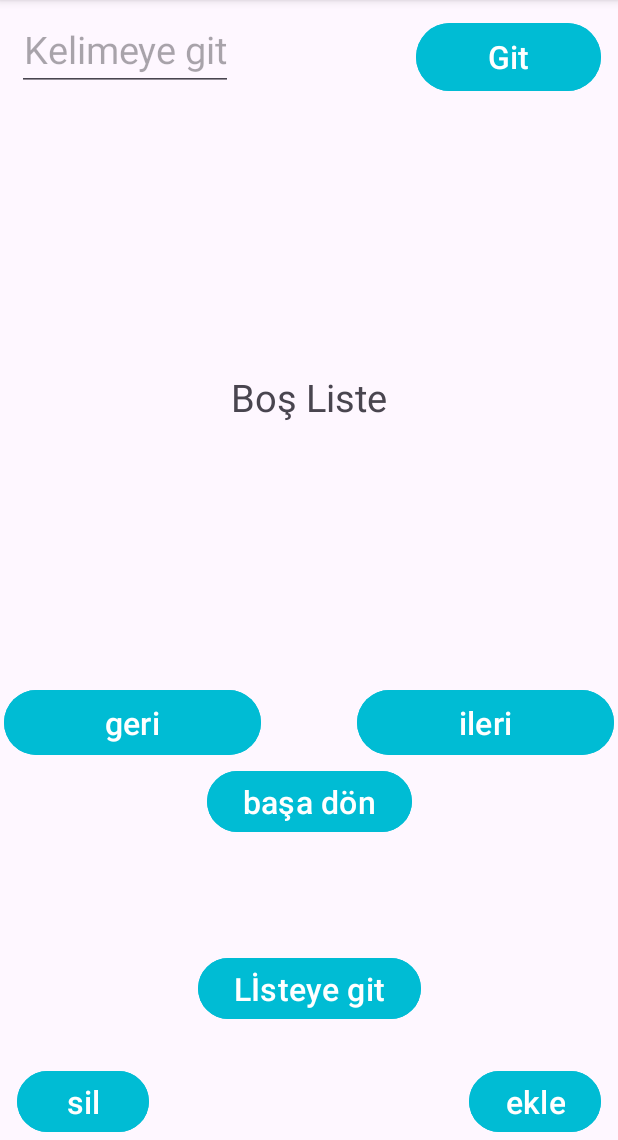
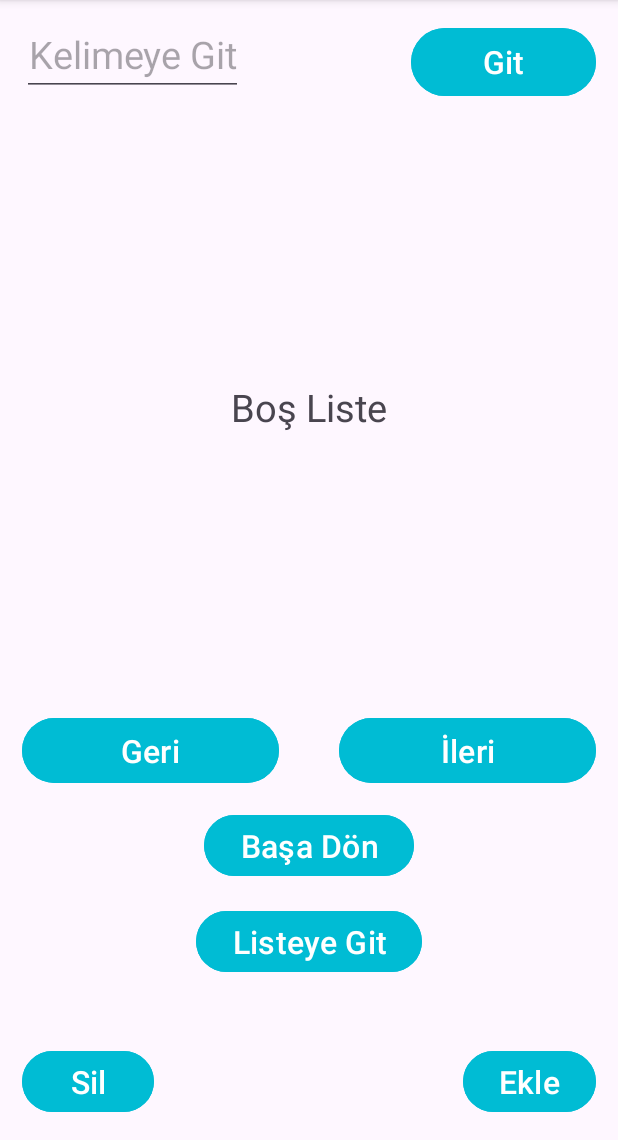
Before and after one commit to KursatCodes/Cards, an Android app: the fragment WordFragment placed in its activity, on a phone screen of 412 x 824 dp, the part 96-1236 px from its top. Run offline under Robolectric (Android 15) with nearby library versions, the phone set to English and light mode, and no system bars; our stand-ins replace AdMob, Room's generated code, RxJava.

Commit message:
Layout restorated.

```diff
--- a/app/src/main/res/layout/fragment_adder.xml
+++ b/app/src/main/res/layout/fragment_adder.xml
@@ -34,7 +34,7 @@
         android:layout_gravity="center"
         android:layout_marginTop="25dp"
         android:backgroundTint="#00BCD4"
-        android:text="kelime ekle"
+        android:text="Kelime Ekle"
         android:textSize="25sp" />
     <TextView
         android:id="@+id/textviewCase"
--- a/app/src/main/res/layout/fragment_enter.xml
+++ b/app/src/main/res/layout/fragment_enter.xml
@@ -12,7 +12,7 @@
         android:layout_width="173dp"
         android:layout_height="59dp"
         android:backgroundTint="#00BCD4"
-        android:text="Listeye git"
+        android:text="Listeye Git"
         android:textSize="23sp"
         android:layout_marginTop="71dp"
         app:layout_constraintEnd_toEndOf="parent"
@@ -25,7 +25,7 @@
         android:layout_height="59dp"
         android:layout_marginTop="71dp"
         android:backgroundTint="#00BCD4"
-        android:text="Kelime ekle"
+        android:text="Kelime Ekle"
         android:textSize="23sp"
         app:layout_constraintEnd_toEndOf="parent"
         app:layout_constraintHorizontal_bias="0.504"
@@ -38,7 +38,7 @@
         android:layout_height="59dp"
         android:layout_marginTop="100dp"
         android:backgroundTint="#00BCD4"
-        android:text="Çalışmaya başla"
+        android:text="Çalışmaya Başla"
         android:textSize="23sp"
         app:layout_constraintEnd_toEndOf="parent"
         app:layout_constraintStart_toStartOf="parent"
--- a/app/src/main/res/layout/fragment_word.xml
+++ b/app/src/main/res/layout/fragment_word.xml
@@ -14,7 +14,7 @@
         android:id="@+id/buttonGo"
         android:layout_width="123dp"
         android:layout_height="53dp"
-        android:layout_margin="10dp"
+        android:layout_margin="13dp"
         android:backgroundTint="#00BCD4"
         android:text="Git"
         android:textSize="21sp"
@@ -25,9 +25,9 @@
         android:id="@+id/textviewList"
         android:layout_width="wrap_content"
         android:layout_height="49dp"
-        android:layout_margin="10dp"
+        android:layout_margin="13dp"
         android:gravity="center"
-        android:hint="Kelimeye git"
+        android:hint="Kelimeye Git"
         android:textSize="25sp"
         android:inputType="number"
         app:layout_constraintStart_toStartOf="parent"
@@ -37,9 +37,8 @@
         android:id="@+id/textviewWord"
         android:layout_width="396dp"
         android:layout_height="380dp"
-        android:layout_margin="10dp"
+        android:layout_margin="13dp"
         android:gravity="center"
-        android:text="Burda bir word olacak"
         android:textSize="25sp"
         app:layout_constraintEnd_toEndOf="parent"
         app:layout_constraintStart_toStartOf="parent"
@@ -50,9 +49,9 @@
         android:layout_width="171dp"
         android:layout_height="51dp"
         android:layout_gravity="bottom"
-        android:layout_margin="1dp"
+        android:layout_margin="13dp"
         android:backgroundTint="#00BCD4"
-        android:text="geri"
+        android:text="Geri"
         android:textSize="21sp"
         app:layout_constraintStart_toStartOf="parent"
         app:layout_constraintTop_toBottomOf="@+id/textviewWord" />
@@ -62,9 +61,9 @@
         android:layout_width="171dp"
         android:layout_height="51dp"
         android:layout_gravity="bottom"
-        android:layout_margin="1dp"
+        android:layout_margin="13dp"
         android:backgroundTint="#00BCD4"
-        android:text="ileri"
+        android:text="İleri"
         android:textSize="21sp"
         app:layout_constraintEnd_toEndOf="parent"
         app:layout_constraintTop_toBottomOf="@+id/textviewWord" />
@@ -77,7 +76,8 @@
         android:backgroundTint="#00BCD4"
         android:foregroundGravity="left"
         android:gravity="center"
-        android:text="sil"
+        android:layout_margin="13dp"
+        android:text="Sil"
         android:textSize="21sp"
         app:layout_constraintBottom_toBottomOf="parent"
         app:layout_constraintEnd_toEndOf="parent"
@@ -88,26 +88,26 @@
         android:id="@+id/basaDon"
         android:layout_width="wrap_content"
         android:layout_height="wrap_content"
-        android:layout_marginTop="55dp"
         android:backgroundTint="#00BCD4"
         android:foregroundGravity="left"
         android:gravity="center"
-        android:text="başa dön"
+        android:layout_marginTop="13dp"
+        android:text="Başa Dön"
         android:textSize="21sp"
         app:layout_constraintEnd_toEndOf="parent"
         app:layout_constraintStart_toStartOf="parent"
-        app:layout_constraintTop_toBottomOf="@+id/textviewWord" />
+        app:layout_constraintTop_toBottomOf="@+id/buttonBack" />
 
     <Button
         android:id="@+id/listeyeGit"
         android:layout_width="wrap_content"
         android:layout_height="wrap_content"
+        android:layout_marginTop="15dp"
         android:backgroundTint="#00BCD4"
         android:foregroundGravity="left"
         android:gravity="center"
-        android:text="Lİsteye git"
+        android:text="Listeye Git"
         android:textSize="21sp"
-        app:layout_constraintBottom_toBottomOf="parent"
         app:layout_constraintEnd_toEndOf="parent"
         app:layout_constraintStart_toStartOf="parent"
         app:layout_constraintTop_toBottomOf="@+id/basaDon" />
@@ -119,7 +119,8 @@
         android:backgroundTint="#00BCD4"
         android:foregroundGravity="right"
         android:gravity="center"
-        android:text="ekle"
+        android:layout_margin="13dp"
+        android:text="Ekle"
         android:textSize="21sp"
         app:layout_constraintBottom_toBottomOf="parent"
         app:layout_constraintEnd_toEndOf="parent"
--- a/app/src/main/res/values-night/themes.xml
+++ b/app/src/main/res/values-night/themes.xml
@@ -4,5 +4,7 @@
         <!-- Customize your dark theme here. -->
         <!-- <item name="colorPrimary">@color/my_dark_primary</item> -->
         <item name="colorPrimary">@color/blue</item>
+
+        <item name="android:textColor">@color/white</item>
     </style>
 </resources>
```
Also changed, not shown: app/src/main/res/layout/fragment_list.xml (+6 -6 lines).
